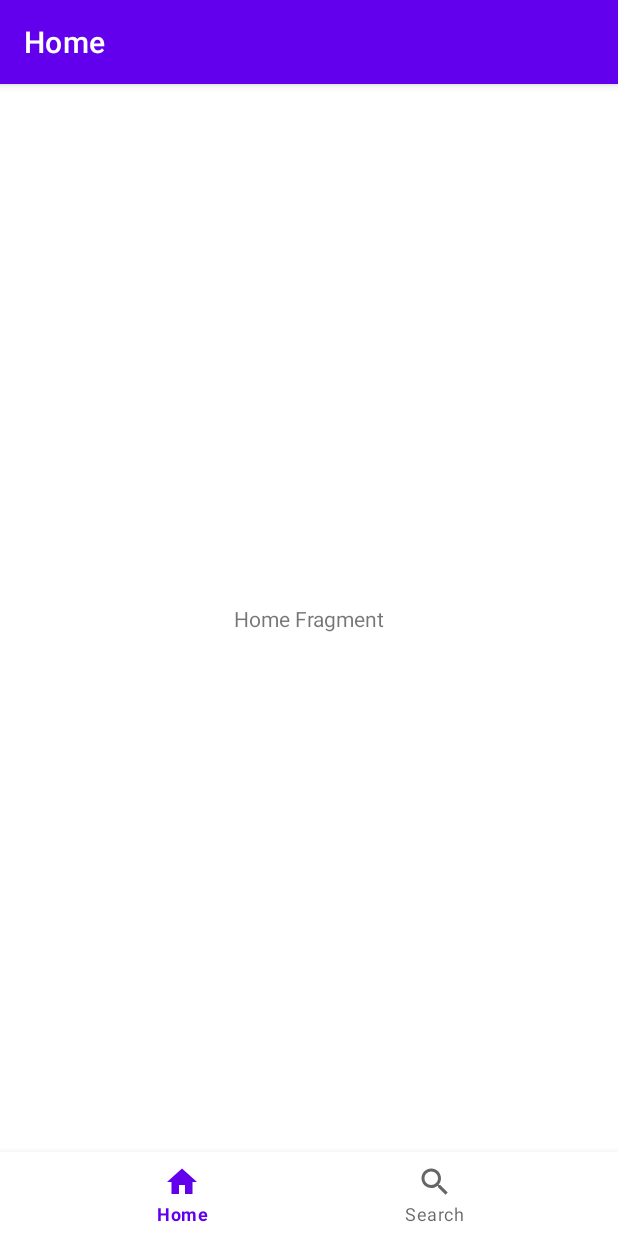
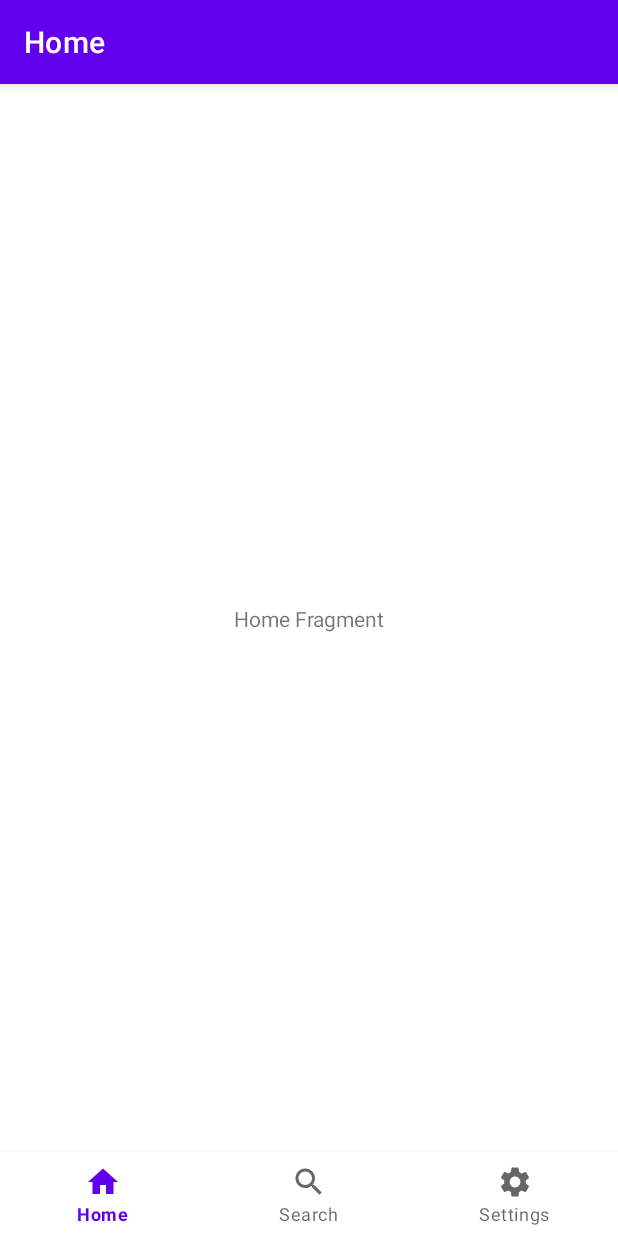
Before and after one commit to markusniv/anime-watchlist, an Android app: the screen it shows after launch (MainActivity), on a phone screen of 412 x 824 dp. Run offline under Robolectric (Android 15) with nearby library versions, the phone set to English and light mode, and no system bars; our stand-ins replace data binding, navigation-ui.

Commit message:
Added settings fragment, added pagination for API calls; getting first 5 pages during searches and if there are more, toasting user

```diff
--- a/app/src/main/java/com/marsu/animelist/MainActivity.kt
+++ b/app/src/main/java/com/marsu/animelist/MainActivity.kt
@@ -20,7 +20,7 @@ class MainActivity : AppCompatActivity() {
 
         val bottomNavigationView = binding.bottomNavigationView
         val navController = findNavController(R.id.fragmentContainerView)
-        val appBarConfiguration = AppBarConfiguration(setOf(R.id.homeFragment, R.id.searchFragment))
+        val appBarConfiguration = AppBarConfiguration(setOf(R.id.homeFragment, R.id.searchFragment, R.id.settingsFragment))
         setupActionBarWithNavController(navController, appBarConfiguration)
 
         bottomNavigationView.setupWithNavController(navController)
--- a/app/src/main/java/com/marsu/animelist/network/EntryApiService.kt
+++ b/app/src/main/java/com/marsu/animelist/network/EntryApiService.kt
@@ -24,6 +24,7 @@ interface EntryApiService {
     @GET("anime")
     suspend fun getEntries(
         @Query("q") q : String,
+        @Query("page") page : Int,
         @Query("sfw") sfw : Boolean
     ) : JsonElement
 }
--- /dev/null
+++ b/app/src/main/res/drawable/ic_settings.xml
@@ -0,0 +1,10 @@
+<vector xmlns:android="http://schemas.android.com/apk/res/android"
+    android:width="24dp"
+    android:height="24dp"
+    android:viewportWidth="24"
+    android:viewportHeight="24"
+    android:tint="?attr/colorControlNormal">
+  <path
+      android:fillColor="@android:color/white"
+      android:pathData="M19.14,12.94c0.04,-0.3 0.06,-0.61 0.06,-0.94c0,-0.32 -0.02,-0.64 -0.07,-0.94l2.03,-1.58c0.18,-0.14 0.23,-0.41 0.12,-0.61l-1.92,-3.32c-0.12,-0.22 -0.37,-0.29 -0.59,-0.22l-2.39,0.96c-0.5,-0.38 -1.03,-0.7 -1.62,-0.94L14.4,2.81c-0.04,-0.24 -0.24,-0.41 -0.48,-0.41h-3.84c-0.24,0 -0.43,0.17 -0.47,0.41L9.25,5.35C8.66,5.59 8.12,5.92 7.63,6.29L5.24,5.33c-0.22,-0.08 -0.47,0 -0.59,0.22L2.74,8.87C2.62,9.08 2.66,9.34 2.86,9.48l2.03,1.58C4.84,11.36 4.8,11.69 4.8,12s0.02,0.64 0.07,0.94l-2.03,1.58c-0.18,0.14 -0.23,0.41 -0.12,0.61l1.92,3.32c0.12,0.22 0.37,0.29 0.59,0.22l2.39,-0.96c0.5,0.38 1.03,0.7 1.62,0.94l0.36,2.54c0.05,0.24 0.24,0.41 0.48,0.41h3.84c0.24,0 0.44,-0.17 0.47,-0.41l0.36,-2.54c0.59,-0.24 1.13,-0.56 1.62,-0.94l2.39,0.96c0.22,0.08 0.47,0 0.59,-0.22l1.92,-3.32c0.12,-0.22 0.07,-0.47 -0.12,-0.61L19.14,12.94zM12,15.6c-1.98,0 -3.6,-1.62 -3.6,-3.6s1.62,-3.6 3.6,-3.6s3.6,1.62 3.6,3.6S13.98,15.6 12,15.6z"/>
+</vector>
--- a/app/src/main/res/menu/bottom_nav.xml
+++ b/app/src/main/res/menu/bottom_nav.xml
@@ -9,4 +9,8 @@
         android:id="@+id/searchFragment"
         android:title="Search"
         android:icon="@drawable/ic_search" />
+    <item
+        android:id="@+id/settingsFragment"
+        android:title="Settings"
+        android:icon="@drawable/ic_settings" />
 </menu>
--- a/app/src/main/res/navigation/navigation.xml
+++ b/app/src/main/res/navigation/navigation.xml
@@ -17,7 +17,7 @@
         tools:layout="@layout/fragment_search" />
     <fragment
         android:id="@+id/settingsFragment"
-        android:name="com.marsu.animelist.SettingsFragment"
-        android:label="fragment_settings"
+        android:name="com.marsu.animelist.screens.SettingsFragment"
+        android:label="Settings"
         tools:layout="@layout/fragment_settings" />
 </navigation>
```
Also changed, not shown: app/src/main/java/com/marsu/animelist/SettingsFragment.kt (deleted, +0 -59 lines), app/src/main/java/com/marsu/animelist/screens/SearchFragment.kt (+11 -1 lines), app/src/main/java/com/marsu/animelist/screens/SettingsFragment.kt (added, +25 -0 lines), app/src/main/java/com/marsu/animelist/viewmodel/SearchViewModel.kt (+26 -5 lines), app/src/main/res/layout/fragment_settings.xml (+7 -10 lines).
